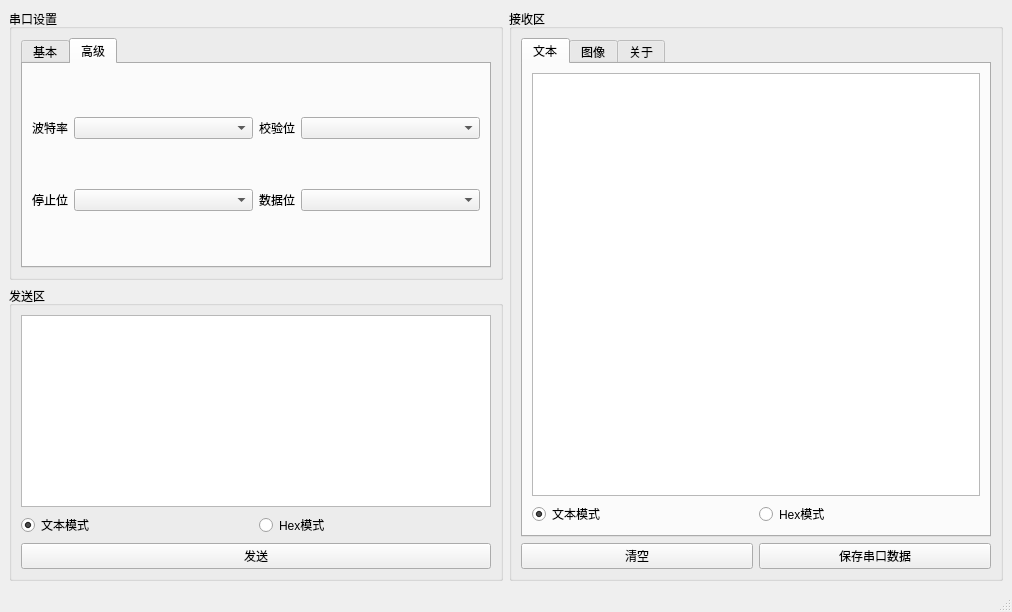
Qt form mainwindow.ui (Pylogmon/serialPortAssistant) before a commit.
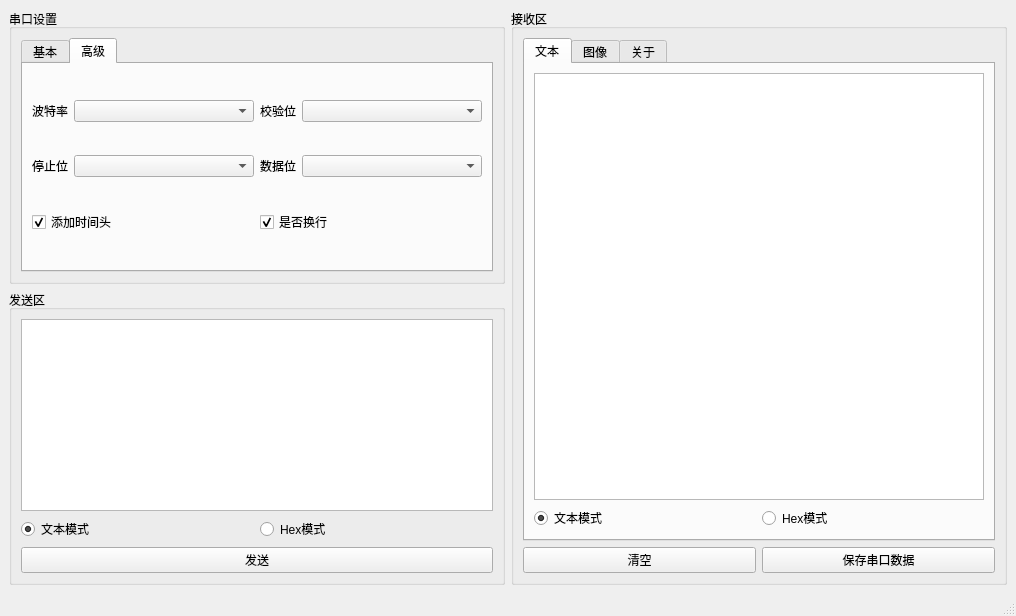
The same form after that commit. The open tabs and pages were chosen to show the change.

Commit message: 添加时间戳，换行选项

```diff
--- a/mainwindow.ui
+++ b/mainwindow.ui
@@ -6,8 +6,8 @@
    <rect>
     <x>0</x>
     <y>0</y>
-    <width>1012</width>
-    <height>612</height>
+    <width>1016</width>
+    <height>616</height>
    </rect>
   </property>
   <property name="windowTitle">
@@ -16,7 +16,7 @@
   <widget class="QWidget" name="centralwidget">
    <layout class="QGridLayout" name="gridLayout_8">
     <item row="0" column="0">
-     <layout class="QHBoxLayout" name="horizontalLayout_12">
+     <layout class="QHBoxLayout" name="horizontalLayout_14">
       <item>
        <layout class="QVBoxLayout" name="verticalLayout">
         <item>
@@ -30,7 +30,7 @@
           <property name="title">
            <string>串口设置</string>
           </property>
-          <layout class="QGridLayout" name="gridLayout">
+          <layout class="QGridLayout" name="gridLayout_7">
            <item row="0" column="0">
             <widget class="QTabWidget" name="tabWidget_2">
              <property name="currentIndex">
@@ -123,7 +123,7 @@
               <attribute name="title">
                <string>高级</string>
               </attribute>
-              <layout class="QGridLayout" name="gridLayout_7">
+              <layout class="QGridLayout" name="gridLayout">
                <item row="0" column="0">
                 <layout class="QHBoxLayout" name="horizontalLayout_5">
                  <item>
@@ -243,6 +243,30 @@
                  </item>
                 </layout>
                </item>
+               <item row="2" column="0">
+                <layout class="QHBoxLayout" name="horizontalLayout_12">
+                 <item>
+                  <widget class="QCheckBox" name="timeCheckBox">
+                   <property name="text">
+                    <string>添加时间头</string>
+                   </property>
+                   <property name="checked">
+                    <bool>true</bool>
+                   </property>
+                  </widget>
+                 </item>
+                 <item>
+                  <widget class="QCheckBox" name="newLineCheckBox">
+                   <property name="text">
+                    <string>是否换行</string>
+                   </property>
+                   <property name="checked">
+                    <bool>true</bool>
+                   </property>
+                  </widget>
+                 </item>
+                </layout>
+               </item>
               </layout>
              </widget>
             </widget>
```
The commit also changes 2 other files.
